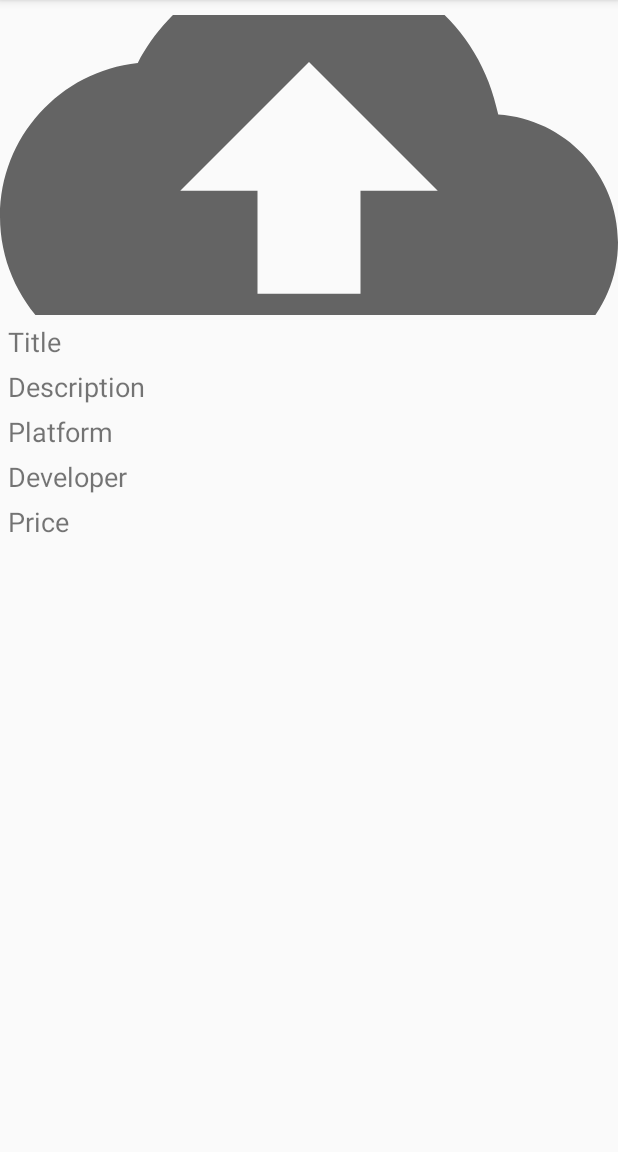
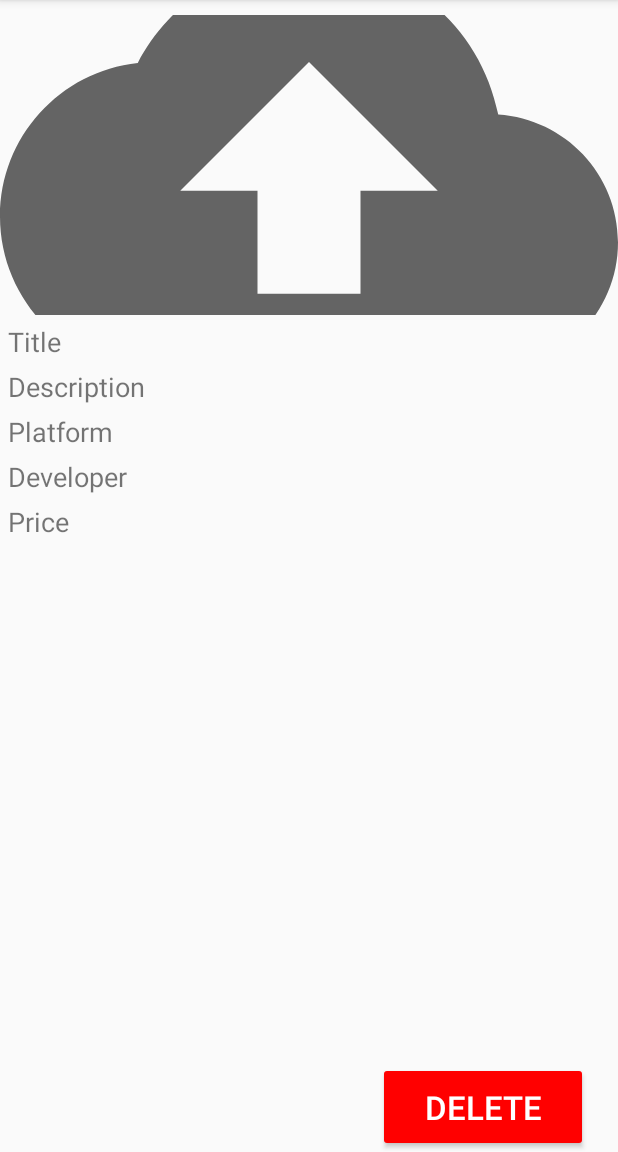
Before and after one commit to Aaron-Cartier/PotatoGaming, an Android app: the RequestedGameInfo screen opened directly, with no data from a screen before it, on a phone screen of 412 x 824 dp, the part 84-1236 px from its top. Run offline under Robolectric (Android 15) with nearby library versions, the phone set to English and light mode, and no system bars; our stand-ins replace Firebase (no records; nobody signed in at launch, a user with empty details on screens opened directly).

Commit message:
commit 09 - implemented the delete functionality for Firebare CRUD part. Now, when you click on a game request from the Game Request Page, you will be shown an option of deleting the request, when the delete button is clicked, there will be a toast message stating game has been deleted, you will then be directed to the list of game requests, the request will be deleted from the list and the Firebase.

```diff
--- a/app/src/main/java/com/example/potatogaming/gameRequestListActivity.java
+++ b/app/src/main/java/com/example/potatogaming/gameRequestListActivity.java
@@ -53,8 +53,9 @@ public class gameRequestListActivity extends AppCompatActivity {
                 myGameRequestList.clear();
 
                 for(DataSnapshot itemSnapshot: dataSnapshot.getChildren()) {
-                    gameRequest gameRequest = itemSnapshot.getValue(gameRequest.class);
-                    myGameRequestList.add(gameRequest);
+                    gameRequest gmRequest = itemSnapshot.getValue(gameRequest.class);
+                    gmRequest.setKey(itemSnapshot.getKey());
+                    myGameRequestList.add(gmRequest);
                 }
                 rAdapter.notifyDataSetChanged();
                 progressDialog.dismiss();
--- a/app/src/main/java/com/example/potatogaming/requestAdapter.java
+++ b/app/src/main/java/com/example/potatogaming/requestAdapter.java
@@ -51,6 +51,9 @@ public class requestAdapter extends RecyclerView.Adapter<RequestViewHolder>{
                 intent.putExtra("Platform", myGameRequestList.get(holder.getAdapterPosition()).getGmPlatform());
                 intent.putExtra("Developer", myGameRequestList.get(holder.getAdapterPosition()).getGmDeveloper());
                 intent.putExtra("Price", myGameRequestList.get(holder.getAdapterPosition()).getGmPrice());
+
+                intent.putExtra("keyValue", myGameRequestList.get(holder.getAdapterPosition()).getKey());
+
                 rContext.startActivity(intent);
             }
         });
--- a/app/src/main/res/layout/activity_requested_game_info.xml
+++ b/app/src/main/res/layout/activity_requested_game_info.xml
@@ -65,6 +65,23 @@
             android:layout_marginTop="5dp"
             android:text="@string/price"
             android:textSize="18sp" />
+        <RelativeLayout
+            android:layout_width="match_parent"
+            android:layout_height="fill_parent">
+
+            <Button
+                android:layout_width="140dp"
+                android:layout_height="60dp"
+                android:backgroundTint="#ff0000"
+                android:text="Delete"
+                android:textSize="22sp"
+                android:textColor="#ffffff"
+                android:layout_alignParentBottom="true"
+                android:layout_alignParentRight="true"
+                android:layout_margin="20dp"
+                android:onClick="btnDeleteRequest"
+                />
+        </RelativeLayout>
     </LinearLayout>
 
 </LinearLayout>
```
Also changed, not shown: app/src/main/java/com/example/potatogaming/RequestedGameInfo.java (+28 -1 lines), app/src/main/java/com/example/potatogaming/gameRequest.java (+9 -0 lines).
